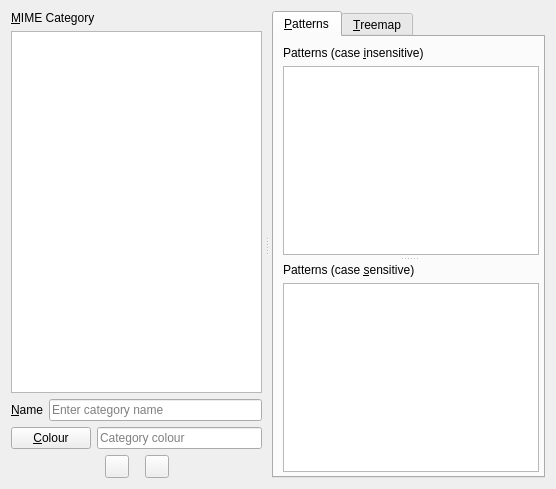
Before: the Qt Designer form src/mime-category-config-page.ui in Lithopsian/qt6dirstat, drawn with Qt 5.
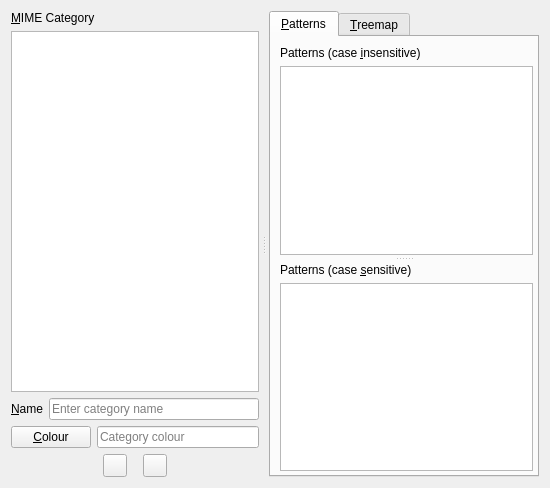
After: the same form once the commit is applied. Icons and pictures are not drawn. Custom widgets are drawn as their Qt base class.

```diff
--- a/src/mime-category-config-page.ui
+++ b/src/mime-category-config-page.ui
@@ -2,6 +2,14 @@
 <ui version="4.0">
  <class>MimeCategoryConfigPage</class>
  <widget class="QWidget" name="MimeCategoryConfigPage">
+  <property name="geometry">
+   <rect>
+    <x>0</x>
+    <y>0</y>
+    <width>550</width>
+    <height>488</height>
+   </rect>
+  </property>
   <layout class="QHBoxLayout" name="horizontalLayout_6">
    <item>
     <widget class="QSplitter" name="horizontalSplitter">
```
Left out of the diff: 28 changed lines with no effect on the pictures.
